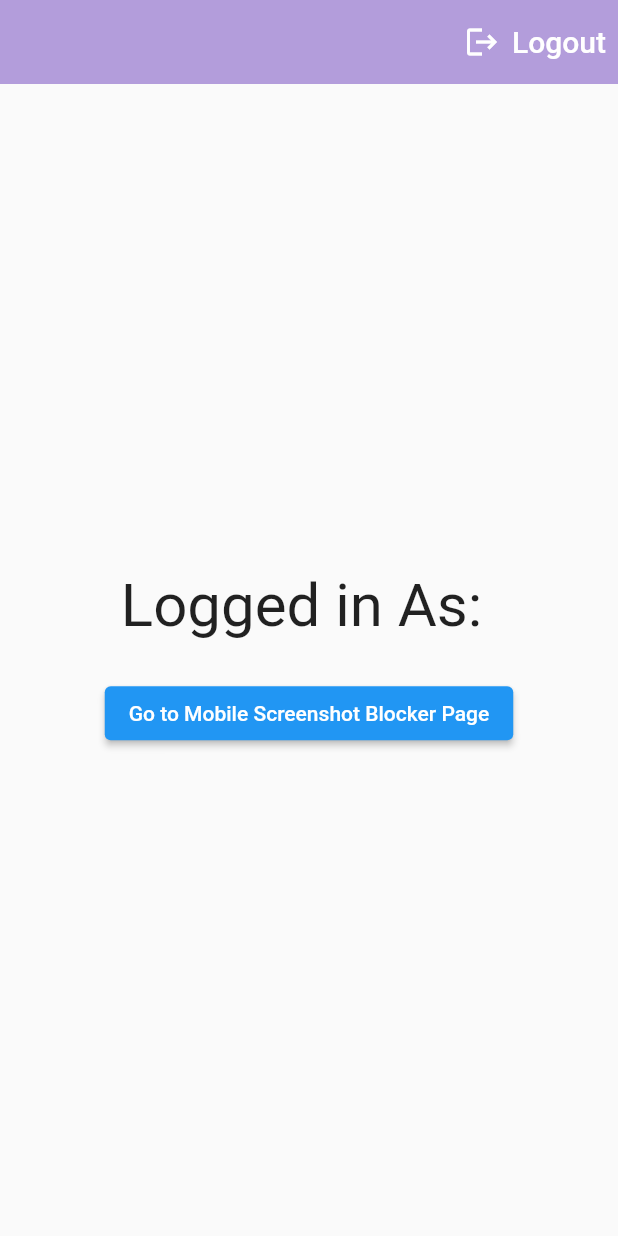
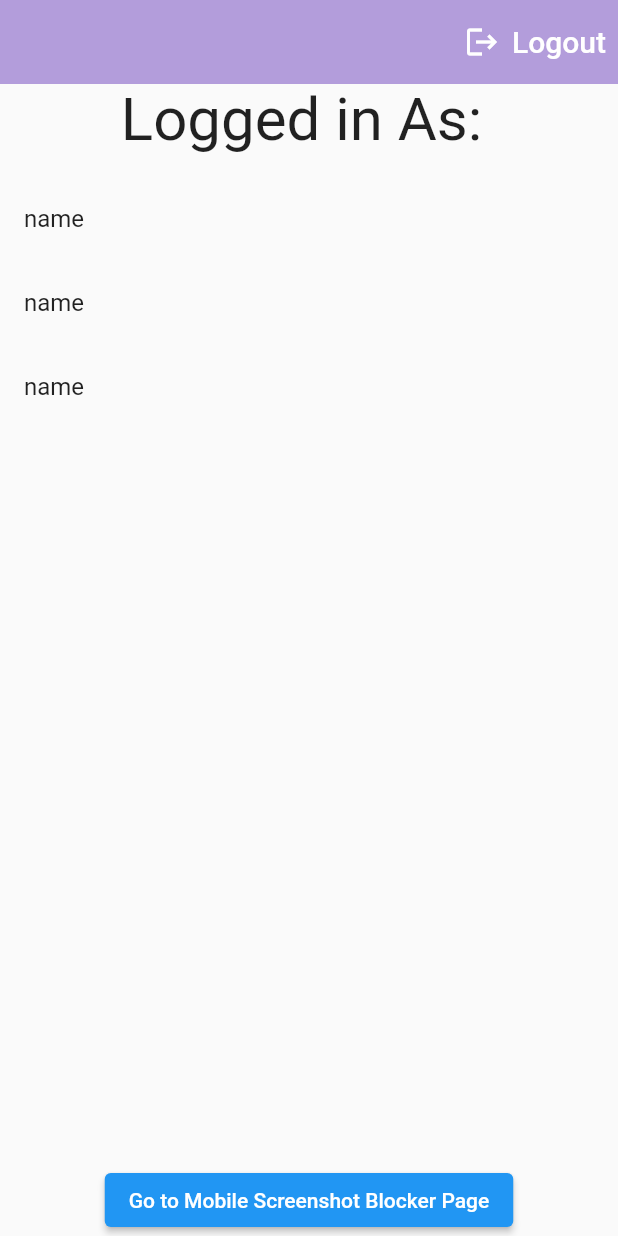
Before and after one commit to iifast2/ModernLoginUI, a Flutter app: the screen it shows once a user with an empty profile is signed in, after a tap on "Logout", on a phone screen of 412 x 824 dp. Run offline on Flutter 3.47's test engine with Material 2 defaults, Android fonts, the phone set to English and light mode, and no system bars; our stand-ins replace cloud_firestore, firebase_auth, firebase_core, google_sign_in, lottie; missing offline and left inert: flutter_windowmanager; accounts and stored records are empty.

Commit message:
Commit - Read [CRUD]
Commit - Read [CRUD]

Display Firestore DB in the home_page

:white_check_mark:

step 1

```diff
--- a/lib/pages/home_page.dart
+++ b/lib/pages/home_page.dart
@@ -1,3 +1,4 @@
+import 'package:cloud_firestore/cloud_firestore.dart';
 import 'package:firebase_auth/firebase_auth.dart';
 import 'package:flutter/material.dart';
 import 'package:modernlogintute/pages/login_or_register_page.dart';
@@ -13,12 +14,29 @@ class HomePage extends StatefulWidget {
 class _HomePageState extends State<HomePage> {
   final user = FirebaseAuth.instance.currentUser!;
 
+  // document IDs
+  List<String> docIDs = [];
+
+
+  // go docIDs
+  Future getDocId() async {
+    await FirebaseFirestore.instance.collection('users').get().then(
+            (snapshot) => snapshot.docs.forEach((document) {
+              print(document.reference);
+              docIDs.add(document.reference.id);
+            }));
+
+
+  }
+
+
   void signUserOut() {
     FirebaseAuth.instance.signOut();
   }
 
   @override
   void initState() {
+    getDocId();
     super.initState();
     Utils.enableScreenshotProtection();
   }
@@ -50,24 +68,46 @@ class _HomePageState extends State<HomePage> {
           mainAxisAlignment: MainAxisAlignment.center,
           children: [
 
+
 /*            const Icon(
               Icons.home_rounded,
               size: 100,
               color: Colors.deepPurple,
             ),
+*/
 
-            */
 
 
             Text(
-              "Logged in As: ${user.email ?? 'Unknown'}",
+              // "Logged in As: ${user.email ?? 'Unknown'}",
+              "Logged in As: ${user.email}",
               style: const TextStyle(fontSize: 40),
             ),
 
-            const SizedBox(height: 24),
+        const SizedBox(height: 15),
+
+        Expanded(
+
+        child: FutureBuilder(
+        future: getDocId(),
+        builder: (context , snapshot){
+          return ListView.builder(
+              itemCount: 3,
+              itemBuilder: (context, index){
+                return ListTile(
+                  title: Text('name'),
+                );
+              });
+        })
+        ),
 
 
-            ElevatedButton(
+
+        const SizedBox(height: 15),
+
+
+        // Button to Go to ScreenBlocker Page
+        ElevatedButton(
               onPressed: () {
                 Navigator.push(
                   context,
@@ -81,13 +121,9 @@ class _HomePageState extends State<HomePage> {
                   ),
                 );
               },
+              child: const Text('Go to Mobile Screenshot Blocker Page'),
+            ),
 
-
-              child: const Text('Go to Mobile Screenshot Blocker Page'),
-
-
-
-            ),
           ],
         ),
       ),
@@ -96,7 +132,9 @@ class _HomePageState extends State<HomePage> {
 }
 
 
-// [For Android ] This will keep the screenshotBlocker on the home page always "on" !!
+
+
+// [ For Android ] / subpage - This will keep the screenshotBlocker on the home page always "on" !!
 class MobileScreenshotBlockerPage extends StatelessWidget {
   final VoidCallback onSecureModeChanged;
 
```
